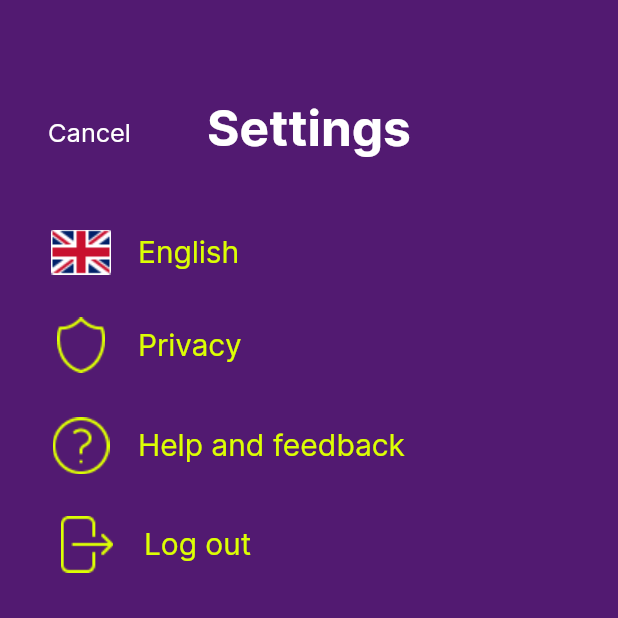
After one commit to petrfalkovsky/toxicity, a Flutter app: the SettingsScreen screen opened directly, on a phone screen of 412 x 824 dp, the top half of it. The commit adds this screen. Run offline on Flutter 3.47's test engine with Material 2 defaults, Android fonts, the phone set to English and light mode, and no system bars; our stand-ins replace flutter_svg, image_picker, lottie, share_plus; missing offline and left inert: flutter_statusbarcolor_ns.

Commit message:
feat: add settings screen

```diff
--- /dev/null
+++ b/lib/ui/screens/general/modal_settings.dart
@@ -0,0 +1,319 @@
+import 'package:flutter/material.dart';
+import 'package:toxicity/config/config.dart';
+import 'package:toxicity/ui/screens/general/modal_help.dart';
+
+class SettingsScreen extends StatefulWidget {
+  const SettingsScreen({Key? key}) : super(key: key);
+
+  @override
+  State<SettingsScreen> createState() => _SettingsScreenState();
+}
+
+class _SettingsScreenState extends State<SettingsScreen> {
+  @override
+  Widget build(BuildContext context) {
+    return Scaffold(
+      backgroundColor: AppColors.purple,
+      body: Padding(
+        padding: EdgeInsets.only(
+            top: 65,
+            bottom: MediaQuery.of(context).size.width * 0.1,
+            left: 24,
+            right: 24),
+        child: Stack(
+          children: [
+            Column(
+              mainAxisAlignment: MainAxisAlignment.start,
+              children: [
+                const SizedBox(height: 30 + 48),
+                InkWell(
+                  onTap: () {},
+                  child: Padding(
+                    padding: const EdgeInsets.all(10.0),
+                    child: Row(
+                      children: const [
+                        LangLine(),
+                      ],
+                    ),
+                  ),
+                ),
+                const SizedBox(height: 4),
+                InkWell(
+                  onTap: () {},
+                  child: Padding(
+                    padding: const EdgeInsets.all(10.0),
+                    child: Row(
+                      children: const [
+                        PrivacyLine(),
+                      ],
+                    ),
+                  ),
+                ),
+                const SizedBox(height: 4),
+                InkWell(
+                  onTap: () => showModalHelp(context),
+                  child: Padding(
+                    padding: const EdgeInsets.all(10.0),
+                    child: Row(
+                      children: const [
+                        HelpLine(),
+                      ],
+                    ),
+                  ),
+                ),
+                const SizedBox(height: 4),
+                InkWell(
+                  onTap: () {},
+                  child: Padding(
+                    padding: const EdgeInsets.all(10.0),
+                    child: Row(
+                      children: const [
+                        LogOutLine(),
+                      ],
+                    ),
+                  ),
+                ),
+              ],
+            ),
+            Stack(
+              children: [
+                const CancelButton(),
+                Row(
+                  children: [
+                    Expanded(
+                      child: Column(
+                        children: const [
+                          Head(),
+                        ],
+                      ),
+                    ),
+                  ],
+                ),
+                SizedBox(height: MediaQuery.of(context).size.height * 0.025),
+                Column(
+                  children: [
+                    SizedBox(
+                        height: MediaQuery.of(context).size.height * 0.038),
+                    SizedBox(
+                        height: MediaQuery.of(context).size.height * 0.022),
+                  ],
+                )
+              ],
+            ),
+          ],
+        ),
+      ),
+    );
+  }
+}
+
+class Head extends StatelessWidget {
+  const Head({
+    super.key,
+  });
+
+  @override
+  Widget build(BuildContext context) {
+    return RichText(
+      text: const TextSpan(children: <TextSpan>[
+        TextSpan(
+          text: "Settings",
+          style: TextStyle(
+            fontSize: 33,
+            color: AppColors.white,
+            fontWeight: FontWeight.bold,
+            fontFamily: "Inter",
+          ),
+        ),
+      ]),
+    );
+  }
+}
+
+class CancelButton extends StatelessWidget {
+  const CancelButton({
+    super.key,
+  });
+
+  @override
+  Widget build(BuildContext context) {
+    return Row(
+      children: [
+        Ink(
+          decoration: const ShapeDecoration(
+            color: Colors.transparent,
+            shape: CircleBorder(),
+          ),
+          child: TextButton(
+            onPressed: () {
+              Navigator.pop(context);
+            },
+            child: RichText(
+              text: const TextSpan(children: <TextSpan>[
+                TextSpan(
+                  text: "Cancel",
+                  style: TextStyle(
+                    fontSize: 17,
+                    color: AppColors.white,
+                    fontWeight: FontWeight.w400,
+                    letterSpacing: -0.01,
+                    fontFamily: "Inter",
+                  ),
+                ),
+              ]),
+            ),
+          ),
+        )
+      ],
+    );
+  }
+}
+
+class LangLine extends StatelessWidget {
+  const LangLine({
+    super.key,
+  });
+
+  @override
+  Widget build(BuildContext context) {
+    return Row(
+      children: [
+        InkWell(
+          child: SizedBox(
+            width: 40,
+            child: Image.asset(
+              'assets/icons/britain_flag_icon.png',
+            ),
+          ),
+        ),
+        const SizedBox(width: 18),
+        RichText(
+          text: const TextSpan(children: <TextSpan>[
+            TextSpan(
+              text: "English",
+              style: TextStyle(
+                fontSize: 20,
+                color: AppColors.yellow,
+                fontWeight: FontWeight.w400,
+                fontFamily: "Inter",
+                letterSpacing: -0.02,
+              ),
+            ),
+          ]),
+        ),
+      ],
+    );
+  }
+}
+
+class PrivacyLine extends StatelessWidget {
+  const PrivacyLine({
+    super.key,
+  });
+
+  @override
+  Widget build(BuildContext context) {
+    return Row(
+      children: [
+        InkWell(
+          child: SizedBox(
+            width: 40,
+            child: Image.asset(
+              'assets/icons/sheeld_icon.png',
+            ),
+          ),
+        ),
+        const SizedBox(width: 18),
+        RichText(
+          text: const TextSpan(children: <TextSpan>[
+            TextSpan(
+              text: "Privacy",
+              style: TextStyle(
+                fontSize: 20,
+                color: AppColors.yellow,
+                fontWeight: FontWeight.w400,
+                fontFamily: "Inter",
+                letterSpacing: -0.02,
+              ),
+            ),
+          ]),
+        ),
+      ],
+    );
+  }
+}
+
+class HelpLine extends StatelessWidget {
+  const HelpLine({
+    super.key,
+  });
+
+  @override
+  Widget build(BuildContext context) {
+    return Row(
+      children: [
+        InkWell(
+          child: SizedBox(
+            width: 40,
+            child: Image.asset(
+              'assets/icons/help_icon.png',
+            ),
+          ),
+        ),
+        const SizedBox(width: 18),
+        RichText(
+          text: const TextSpan(children: <TextSpan>[
+            TextSpan(
+              text: "Help and feedback",
+              style: TextStyle(
+                fontSize: 20,
+                color: AppColors.yellow,
+                fontWeight: FontWeight.w400,
+                fontFamily: "Inter",
+                letterSpacing: -0.02,
+              ),
+            ),
+          ]),
+        ),
+      ],
+    );
+  }
+}
+
+class LogOutLine extends StatelessWidget {
+  const LogOutLine({
+    super.key,
+  });
+
+  @override
+  Widget build(BuildContext context) {
+    return Row(
+      children: [
+        const SizedBox(width: 4),
+        InkWell(
+          child: SizedBox(
+            width: 40,
+            child: Image.asset(
+              'assets/icons/log_out_icon.png',
+            ),
+          ),
+        ),
+        const SizedBox(width: 18),
+        RichText(
+          text: const TextSpan(children: <TextSpan>[
+            TextSpan(
+              text: "Log out",
+              style: TextStyle(
+                fontSize: 20,
+                color: AppColors.yellow,
+                fontWeight: FontWeight.w400,
+                fontFamily: "Inter",
+                letterSpacing: -0.02,
+              ),
+            ),
+          ]),
+        ),
+      ],
+    );
+  }
+}
--- a/pubspec.yaml
+++ b/pubspec.yaml
@@ -2,7 +2,7 @@ name: toxicity
 description: A new Flutter project.
 publish_to: 'none' # Remove this line if you wish to publish to pub.dev
 
-version: 1.0.0+1
+version: 1.0.0+3
 
 environment:
   sdk: '>=2.19.6 <3.0.0'
```
Also changed, not shown: lib/ui/screens/general/general.dart (+52 -3 lines), lib/ui/screens/general/modal_help.dart (added, +130 -0 lines), assets/icons/britain_flag_icon.png (added), assets/icons/help_icon.png (added), assets/icons/log_out_icon.png (added), assets/icons/sheeld_icon.png (added), assets/images/info_icon.png (renamed from assets/images/info-icon.png), assets/images/settings_icon.png (added).
